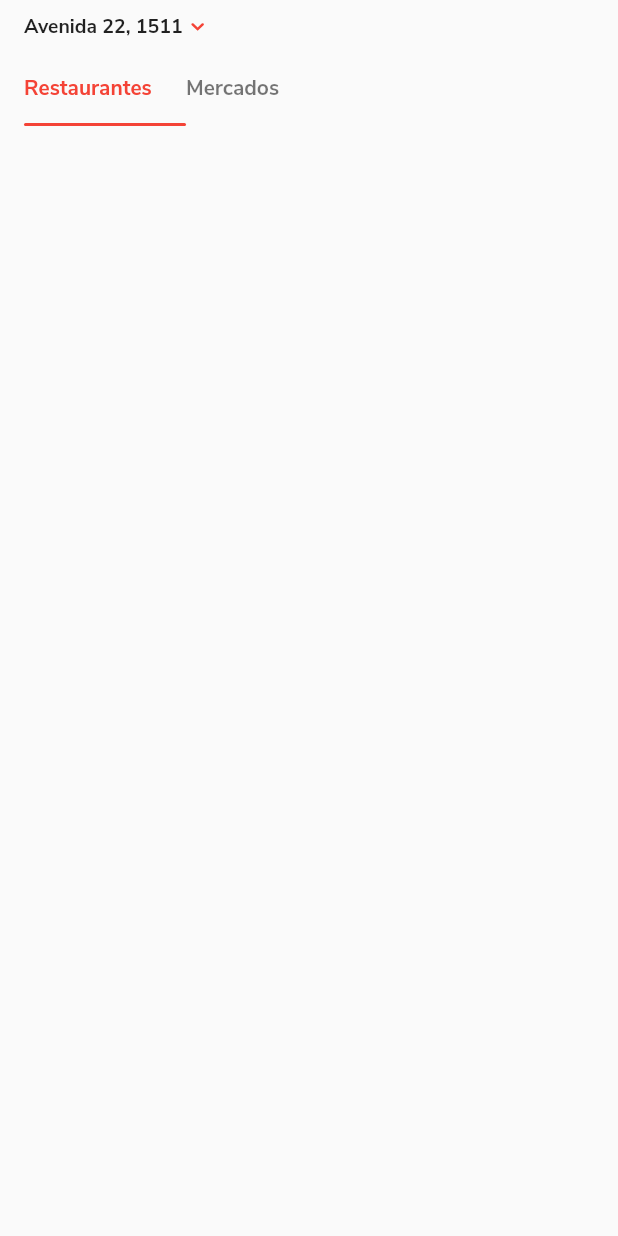
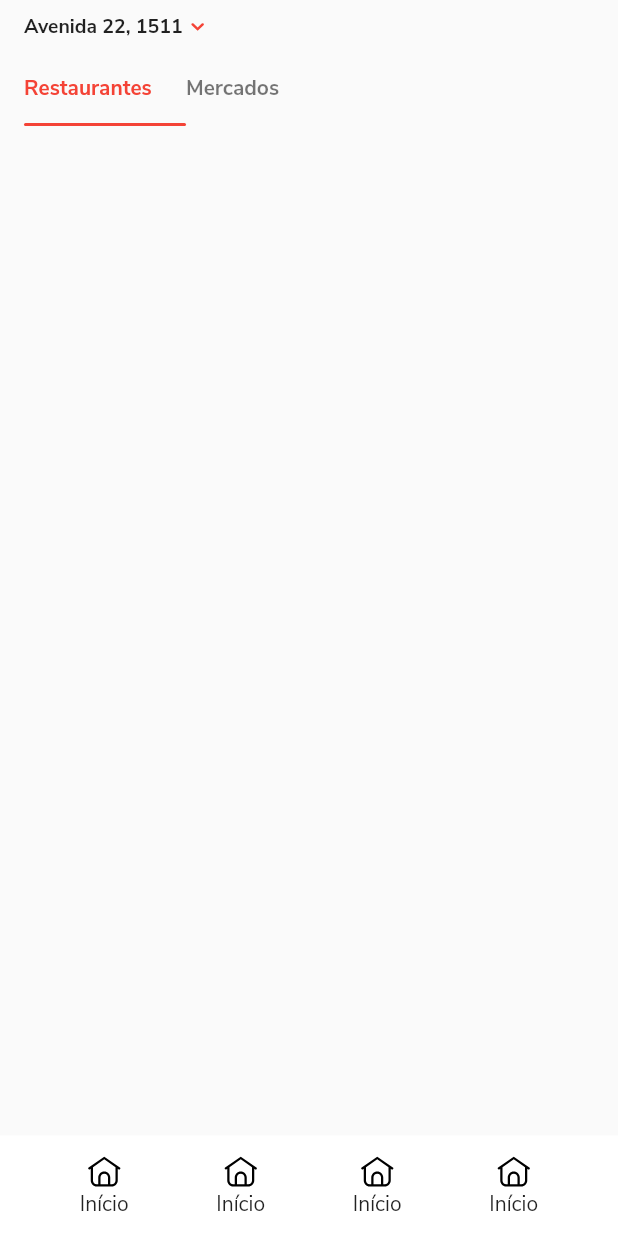
Before and after one commit to joaobaronisilva/iFood, a Flutter app: the screen it shows after launch, on a phone screen of 412 x 824 dp. Run offline on Flutter 3.47's test engine with Material 2 defaults, Android fonts, the phone set to English and light mode, and no system bars; our stand-ins replace flutter_svg, tab_indicator_styler.

Commit message:
added copyWith method to BottomNavigatorItemComponent

```diff
--- a/lib/core/theme/app_icons.dart
+++ b/lib/core/theme/app_icons.dart
@@ -6,6 +6,12 @@ const String pathIcons = 'assets/icons/';
 class AppIcons {
   static const arrowDown = '${pathIcons}arrow_down.svg';
   static const homeActive = '${pathIcons}bottom/home_active.svg';
+  static const home = '${pathIcons}bottom/home.svg';
+  static const ordersActive = '${pathIcons}bottom/orders_active.svg';
+  static const orders = '${pathIcons}bottom/orders.svg';
+  static const profile = '${pathIcons}bottom/profile.svg';
+  static const searchActive = '${pathIcons}bottom/search_active.svg';
+  static const search = '${pathIcons}bottom/search.svg';
 }
 
 class AppIcon extends StatelessWidget {
--- a/lib/views/content/components/bottom_navigator_component.dart
+++ b/lib/views/content/components/bottom_navigator_component.dart
@@ -39,6 +39,16 @@ class BottomNavigatorItemComponent extends StatelessWidget {
   BottomNavigatorItemComponent(
       {this.label, this.activeIcon, this.icon, this.isActive = false});
 
+  BottomNavigatorItemComponent copyWith(
+      {String? label, String? activeIcon, String? icon, bool? isActive}) {
+    return BottomNavigatorItemComponent(
+      activeIcon: activeIcon ?? this.activeIcon,
+      icon: icon ?? this.icon,
+      isActive: isActive ?? this.isActive,
+      label: label ?? this.label,
+    );
+  }
+
   @override
   Widget build(BuildContext context) {
     return Padding(
--- a/lib/views/content/content_page.dart
+++ b/lib/views/content/content_page.dart
@@ -1,4 +1,5 @@
 import 'package:flutter/material.dart';
+import 'package:ifood/core/theme/app_icons.dart';
 import 'package:ifood/views/content/components/header_local_component.dart';
 
 import 'components/bottom_navigator_component.dart';
@@ -39,6 +40,31 @@ class _ContentPageState extends State<ContentPage>
             ],
           ),
         ),
+        BottomNavigatorComponent(
+          currentIndex: 0,
+          items: [
+            BottomNavigatorItemComponent(
+              activeIcon: AppIcons.homeActive,
+              icon: AppIcons.home,
+              label: 'Início',
+            ),
+            BottomNavigatorItemComponent(
+              activeIcon: AppIcons.homeActive,
+              icon: AppIcons.home,
+              label: 'Início',
+            ),
+            BottomNavigatorItemComponent(
+              activeIcon: AppIcons.homeActive,
+              icon: AppIcons.home,
+              label: 'Início',
+            ),
+            BottomNavigatorItemComponent(
+              activeIcon: AppIcons.homeActive,
+              icon: AppIcons.home,
+              label: 'Início',
+            )
+          ],
+        )
       ],
     ));
   }
```
